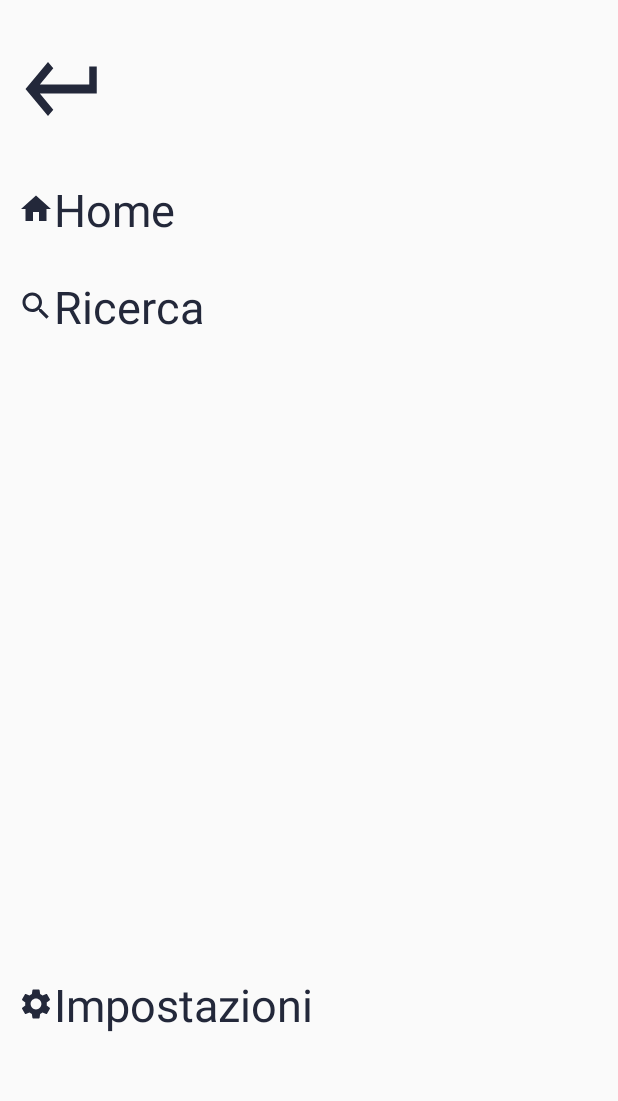
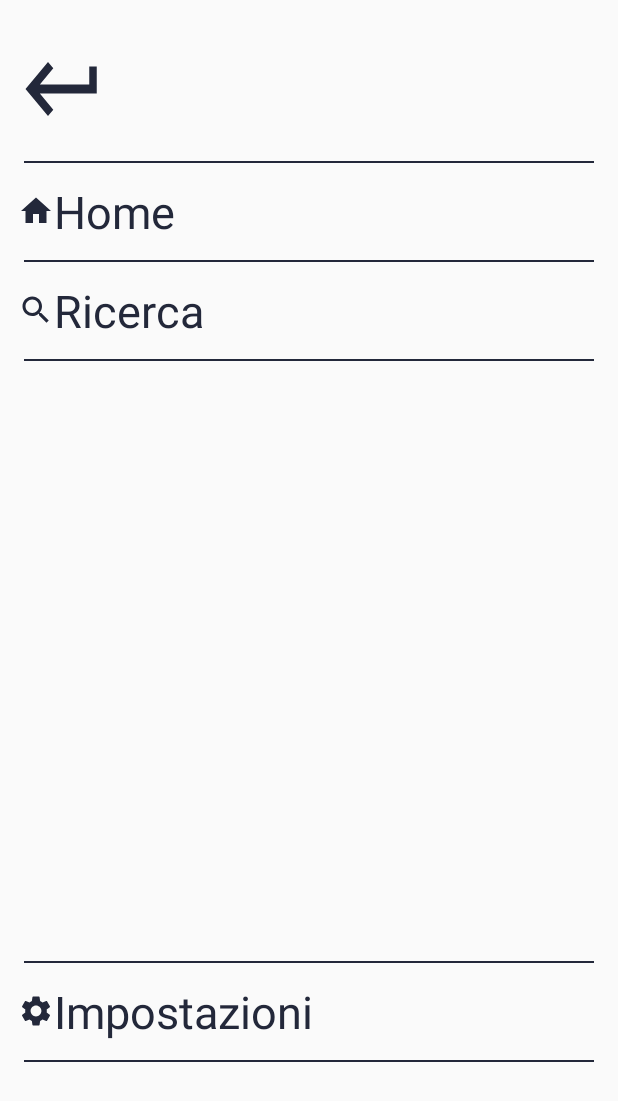
Before and after one commit to iorio170894/ConsigliaViaggi20IorioLosbeferoRuggiero, an Android app: the layout activity_nav_drawer.xml on its own in the app's theme, with its tools: preview values and no code run, on a phone screen of 412 x 824 dp. Shown: the top 1101 px of the screen. Run offline under Robolectric (Android 15) with nearby library versions, the phone set to English and light mode, and no system bars; network calls fail.

```diff
--- a/app/src/main/java/com/example/tripnaples/ActivityRegistrazione.java
+++ b/app/src/main/java/com/example/tripnaples/ActivityRegistrazione.java
@@ -93,6 +93,7 @@ public class ActivityRegistrazione extends AppCompatActivity {
                 AlertDialog.Builder builder=new AlertDialog.Builder(ActivityRegistrazione.this);
                 builder.setTitle("Errore nella Registrazione:");
                 builder.setMessage("Attenzione:"+exception.getLocalizedMessage());
+                builder.setIcon(android.R.drawable.ic_dialog_alert);
                 builder.show();
 
 
--- a/app/src/main/java/com/example/tripnaples/ActivityStrutturaLoggato.java
+++ b/app/src/main/java/com/example/tripnaples/ActivityStrutturaLoggato.java
@@ -275,6 +275,7 @@ public class ActivityStrutturaLoggato extends AppCompatActivity implements OnMap
                         AlertDialog.Builder builder = new AlertDialog.Builder(ActivityStrutturaLoggato.this);
                         builder.setTitle("Errore");
                         builder.setMessage("Attenzione seleziona un range di stelle!");
+                        builder.setIcon(android.R.drawable.ic_dialog_alert);
                         builder.show();
                     }
                 }
@@ -317,6 +318,7 @@ public class ActivityStrutturaLoggato extends AppCompatActivity implements OnMap
                             .setTitle("Invio Recensione da approvare")
                             .setMessage("Recensione da approvare inviata al BackOffice con successo!")
                             .setPositiveButton("OK", null)
+                            .setIcon(R.drawable.ic_review_primary_dark)
                             .show();
                     Button positiveButton = dialog.getButton(AlertDialog.BUTTON_POSITIVE);
                     positiveButton.setOnClickListener(new View.OnClickListener() {
@@ -333,6 +335,7 @@ public class ActivityStrutturaLoggato extends AppCompatActivity implements OnMap
                     AlertDialog.Builder builder=new AlertDialog.Builder(ActivityStrutturaLoggato.this);
                     builder.setTitle("Json Response:");
                     builder.setMessage("Server Error");
+                    builder.setIcon(android.R.drawable.ic_dialog_alert);
                     builder.show();
 
                 }
--- a/app/src/main/java/com/example/tripnaples/Check.java
+++ b/app/src/main/java/com/example/tripnaples/Check.java
@@ -27,4 +27,5 @@ public class Check {
     static ArrayList<Struttura> arrayStrutture=new ArrayList<>();
     static LatLng coordinateStrutturaPerNome;
     static String nomeStrutturaPerNome;
+    static LatLng latLngCurrent;
 }
--- a/app/src/main/res/drawable/ic_close.xml
+++ b/app/src/main/res/drawable/ic_close.xml
@@ -1,5 +1,5 @@
-<vector android:height="24dp" android:tint="#23283A"
+<vector android:height="34dp" android:tint="#23283A"
     android:viewportHeight="24" android:viewportWidth="24"
-    android:width="24dp" xmlns:android="http://schemas.android.com/apk/res/android">
+    android:width="34dp" xmlns:android="http://schemas.android.com/apk/res/android">
     <path android:fillColor="@android:color/white" android:pathData="M19,6.41L17.59,5 12,10.59 6.41,5 5,6.41 10.59,12 5,17.59 6.41,19 12,13.41 17.59,19 19,17.59 13.41,12z"/>
 </vector>
--- /dev/null
+++ b/app/src/main/res/drawable/ic_location.xml
@@ -0,0 +1,5 @@
+<vector android:height="24dp" android:tint="#23283A"
+    android:viewportHeight="24" android:viewportWidth="24"
+    android:width="24dp" xmlns:android="http://schemas.android.com/apk/res/android">
+    <path android:fillColor="@android:color/white" android:pathData="M12,2C8.13,2 5,5.13 5,9c0,5.25 7,13 7,13s7,-7.75 7,-13c0,-3.87 -3.13,-7 -7,-7zM12,11.5c-1.38,0 -2.5,-1.12 -2.5,-2.5s1.12,-2.5 2.5,-2.5 2.5,1.12 2.5,2.5 -1.12,2.5 -2.5,2.5z"/>
+</vector>
--- a/app/src/main/res/layout/activity_nav_drawer.xml
+++ b/app/src/main/res/layout/activity_nav_drawer.xml
@@ -29,6 +29,13 @@
         android:layout_height="wrap_content"
         android:onClick="ClickHome"/>
 
+            <View
+                android:layout_width="match_parent"
+                android:layout_height="1dp"
+                android:background="@color/colorPrimaryDark"
+                android:layout_marginLeft="16dp"
+                android:layout_marginRight="16dp"/>
+
 
     <LinearLayout
         android:layout_width="match_parent"
@@ -50,31 +57,62 @@
             android:layout_height="wrap_content"
             android:onClick="ClickHome"/>
 
+        <View
+            android:layout_width="match_parent"
+            android:layout_height="1dp"
+            android:background="@color/colorPrimaryDark"
+            android:layout_marginLeft="16dp"
+            android:layout_marginRight="16dp"/>
+
 
     <LinearLayout
         android:layout_width="match_parent"
-        android:layout_height="465dp"
-        android:orientation="horizontal"
-        android:gravity="center_vertical"
-        android:onClick="ClickRicerca">
+        android:layout_height="match_parent"
+        android:orientation="vertical"
+        android:onClick="ShowPopupRicerca">
 
         <TextView
+            android:onClick="ShowPopupRicerca"
             android:layout_width="wrap_content"
             android:layout_height="wrap_content"
-            android:layout_marginBottom="200dp"
             android:drawableLeft="@drawable/ic_search23"
             android:padding="12dp"
             android:text="Ricerca"
             android:textColor="@color/colorPrimaryDark"
             android:textSize="30sp" />
 
+
         <ImageView
             android:layout_width="match_parent"
             android:layout_height="wrap_content"
             android:onClick="ClickRicerca"/>
 
+
+
     </LinearLayout>
 
+        <View
+            android:layout_width="match_parent"
+            android:layout_height="1dp"
+            android:background="@color/colorPrimaryDark"
+            android:layout_marginLeft="16dp"
+            android:layout_marginRight="16dp"/>
+
+        <LinearLayout
+            android:layout_width="match_parent"
+            android:layout_height="400dp"
+            android:orientation="horizontal"
+            android:gravity="center_vertical">
+
+        </LinearLayout>
+
+
+        <View
+            android:layout_width="match_parent"
+            android:layout_height="1dp"
+            android:background="@color/colorPrimaryDark"
+            android:layout_marginLeft="16dp"
+            android:layout_marginRight="16dp"/>
 
     <LinearLayout
         android:layout_width="match_parent"
@@ -82,6 +120,7 @@
         android:orientation="horizontal"
         android:gravity="center_vertical"
         android:onClick="ClickImpostazioni">
+
 
         <TextView
             android:layout_width="wrap_content"
@@ -92,12 +131,22 @@
             android:text="Impostazioni"
             android:padding="12dp" />
 
+
+
         <ImageView
             android:layout_width="match_parent"
             android:layout_height="wrap_content"
             android:onClick="ClickImpostazioni"/>
 
+
+
     </LinearLayout>
+        <View
+            android:layout_width="match_parent"
+            android:layout_height="1dp"
+            android:background="@color/colorPrimaryDark"
+            android:layout_marginLeft="16dp"
+            android:layout_marginRight="16dp"/>
     </LinearLayout>
 
         </LinearLayout>
```
Also changed, not shown: app/src/main/java/com/example/tripnaples/ActivityRicercaPerNome.java (+47 -32 lines), app/src/main/java/com/example/tripnaples/ActivityStruttureIntornoaMe.java (+41 -25 lines), app/src/main/java/com/example/tripnaples/LoginActivity.java (+15 -5 lines).
